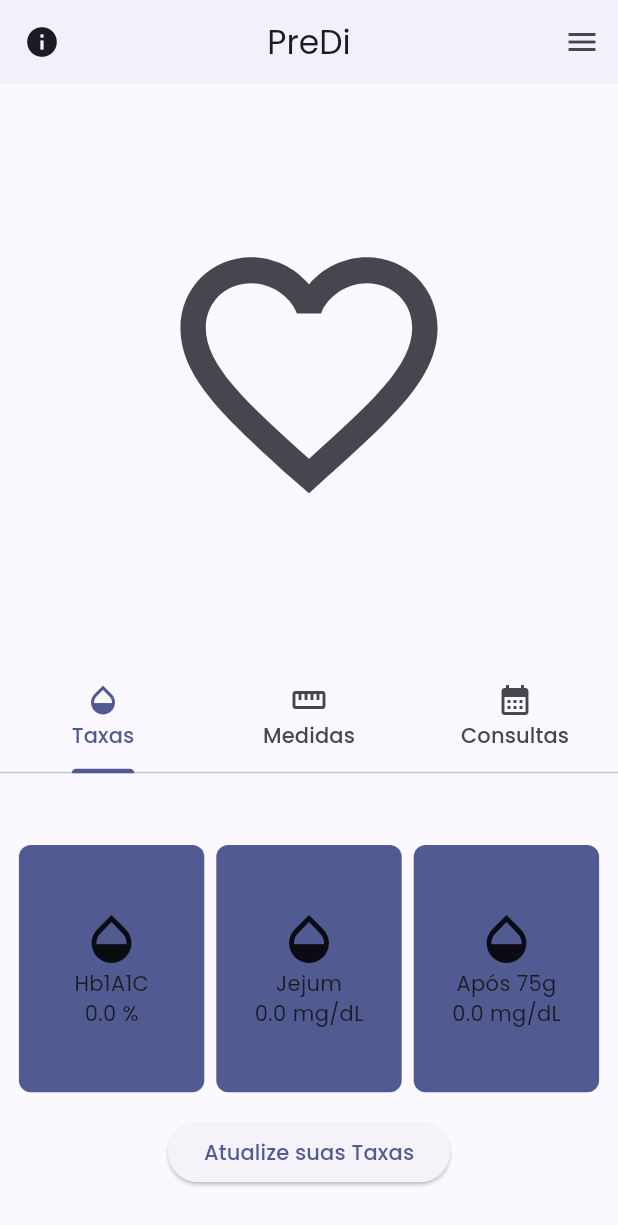
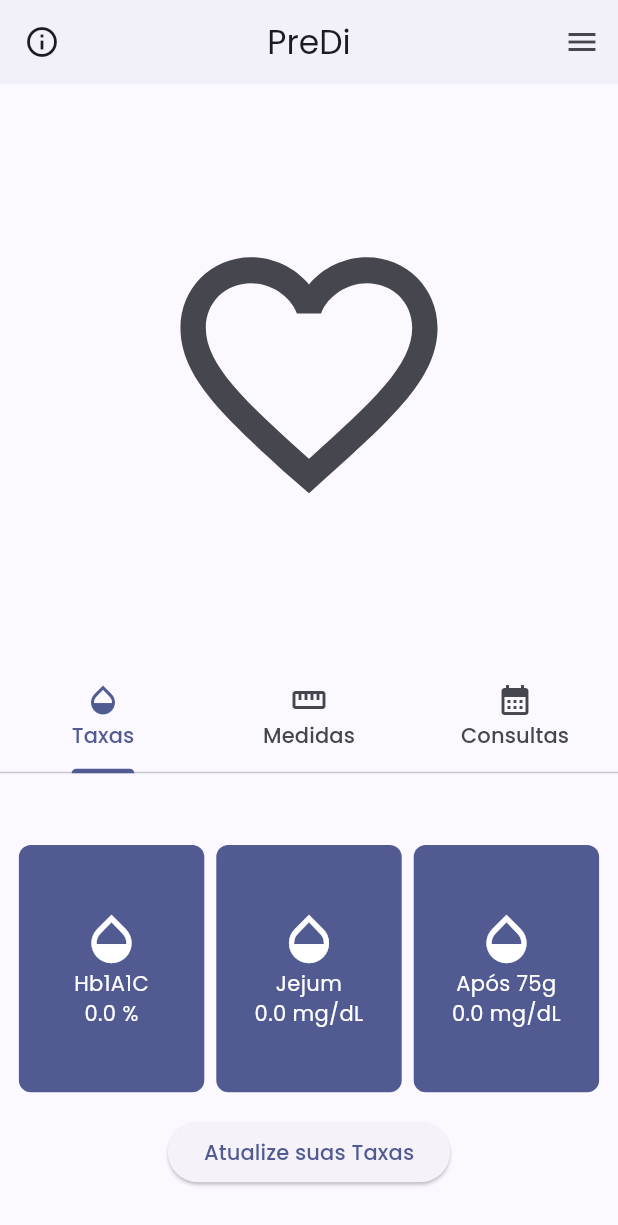
Before and after one commit to Jacques-Wolbeck/predi_v2, a Flutter app: the HomeScreen screen opened directly with empty values, on a phone screen of 412 x 824 dp. Shown: the top 1225 px of the screen. Run offline on Flutter 3.47's test engine with Material 2 defaults, Android fonts, the light colour scheme and no system bars; our stand-ins replace cloud_firestore, equatable, firebase_auth, firebase_core, firebase_crashlytics, flutter_bloc and 2 more; accounts and stored records are empty; network calls fail.

Commit message:
app rate screen has been finished

```diff
--- a/lib/android/screens/home_screen.dart
+++ b/lib/android/screens/home_screen.dart
@@ -32,7 +32,7 @@ class _HomeScreenState extends State<HomeScreen> {
           centerTitle: true,
           title: const Text('PreDi'),
           leading: IconButton(
-              icon: const Icon(Icons.info),
+              icon: const Icon(Icons.info_outline),
               onPressed: () {
                 showDialog(
                     context: context,
--- a/lib/android/screens/register_screen.dart
+++ b/lib/android/screens/register_screen.dart
@@ -10,8 +10,6 @@ import '../widgets/fields/login_fields/password_field.dart';
 
 class RegisterScreen extends StatefulWidget {
   const RegisterScreen({super.key});
-
-  //TODO adicionar um field para pegar a altura do paciente
 
   @override
   State<RegisterScreen> createState() => _RegisterScreenState();
--- a/lib/android/widgets/commons/alerts/simple_alert.dart
+++ b/lib/android/widgets/commons/alerts/simple_alert.dart
@@ -40,14 +40,14 @@ class SimpleAlert extends StatelessWidget {
                 onPressed: onPressed,
                 child: Text(
                   button1Text!,
-                  style: const TextStyle(),
+                  style: const TextStyle(fontWeight: FontWeight.bold),
                 ),
               ),
         TextButton(
           onPressed: () => Navigator.pop(context),
           child: Text(
             button2Text,
-            style: const TextStyle(),
+            style: const TextStyle(fontWeight: FontWeight.bold),
           ),
         ),
       ],
--- a/lib/android/widgets/commons/app_line_chart.dart
+++ b/lib/android/widgets/commons/app_line_chart.dart
@@ -37,12 +37,14 @@ class AppLineChart extends StatelessWidget {
         ),
         lineTouchData: LineTouchData(
           touchTooltipData: LineTouchTooltipData(
+              tooltipRoundedRadius: 16.0,
+              fitInsideHorizontally: true,
               getTooltipItems: (List<LineBarSpot> touchedSpots) {
                 return touchedSpots.map((LineBarSpot touchedSpot) {
                   return LineTooltipItem(
                       '${touchedSpot.y.toStringAsFixed(2)} ${dataType.measurementUnit}',
                       TextStyle(
-                      color: Theme.of(context).colorScheme.onPrimaryContainer,
+                          color: Theme.of(context).colorScheme.onSecondary,
                           fontWeight: FontWeight.bold));
                 }).toList();
               }),
@@ -52,6 +54,7 @@ class AppLineChart extends StatelessWidget {
             spots: List.generate(barData.length,
                 (index) => FlSpot(index.toDouble(), barData[index])),
             isCurved: false,
+            color: Theme.of(context).colorScheme.primary,
             dotData: FlDotData(
               show: true,
             ),
--- a/lib/android/widgets/fields/rate_field.dart
+++ b/lib/android/widgets/fields/rate_field.dart
@@ -23,6 +23,7 @@ class RateField extends StatelessWidget {
       padding: const EdgeInsets.symmetric(vertical: 10.0),
       child: TextFormField(
         onSaved: onSavedCallback,
+        autovalidateMode: AutovalidateMode.onUserInteraction,
         validator: (value) {
           if (value!.isEmpty) {
             return 'Vazio';
--- a/lib/android/widgets/tabs/home_tab_content.dart
+++ b/lib/android/widgets/tabs/home_tab_content.dart
@@ -72,28 +72,45 @@ class HomeTabContent extends StatelessWidget {
           Icon(
             icon,
             size: 40.0,
+            color: Theme.of(context).colorScheme.onSecondary,
           ),
-          Text(dataType.primaryTitle),
-          _getText(dataType, value),
+          Text(dataType.primaryTitle,
+              textAlign: TextAlign.center,
+              style: TextStyle(
+                color: Theme.of(context).colorScheme.onSecondary,
+              )),
+          _getText(context, dataType, value),
         ],
       ),
     );
   }
 
-  Widget _getText(DataTypeEnum dataType, double? value) {
+  Widget _getText(BuildContext context, DataTypeEnum dataType, double? value) {
     if (value != null) {
       if (dataType == DataTypeEnum.bmi) {
         return Text(
-            '${value.toStringAsPrecision(4)} ${dataType.measurementUnit}${String.fromCharCode(178)}');
+            '${value.toStringAsPrecision(4)} ${dataType.measurementUnit}${String.fromCharCode(178)}',
+            textAlign: TextAlign.center,
+            style: TextStyle(
+              color: Theme.of(context).colorScheme.onSecondary,
+            ));
       } else {
-        return Text('$value ${dataType.measurementUnit}');
+        return Text(
+          '$value ${dataType.measurementUnit}',
+          textAlign: TextAlign.center,
+          style: TextStyle(color: Theme.of(context).colorScheme.onSecondary),
+        );
       }
     } else {
       if (dataType == DataTypeEnum.bmi) {
         return Text(
-            '0.00 ${dataType.measurementUnit}${String.fromCharCode(178)}');
+            '0.00 ${dataType.measurementUnit}${String.fromCharCode(178)}',
+            textAlign: TextAlign.center,
+            style: TextStyle(color: Theme.of(context).colorScheme.onSecondary));
       } else {
-        return Text('0.00 ${dataType.measurementUnit}');
+        return Text('0.00 ${dataType.measurementUnit}',
+            textAlign: TextAlign.center,
+            style: TextStyle(color: Theme.of(context).colorScheme.onSecondary));
       }
     }
   }
--- a/lib/shared/blocs/data/data_state.dart
+++ b/lib/shared/blocs/data/data_state.dart
@@ -20,7 +20,13 @@ class DataLoaded extends DataState {
   List<Object?> get props => [dataList];
 }
 
-class Concluded extends DataState {}
+class Concluded extends DataState {
+  final String feedbackMessage;
+
+  const Concluded({required this.feedbackMessage});
+  @override
+  List<Object?> get props => [feedbackMessage];
+}
 
 class DataError extends DataState {
   final String error;
```
Also changed, not shown: lib/android/screens/rates/rates_list_screen.dart (+28 -6 lines), lib/android/widgets/buttons/delete_button.dart (+1 -18 lines), lib/android/widgets/commons/alerts/edit_rates_alert.dart (+4 -5 lines), lib/android/widgets/commons/alerts/reset_password_alert.dart (+4 -4 lines), lib/android/widgets/commons/app_rate_information.dart (+8 -3 lines), lib/shared/blocs/data/data_bloc.dart (+9 -3 lines). Lines whose indentation alone changed are shown as unchanged.
